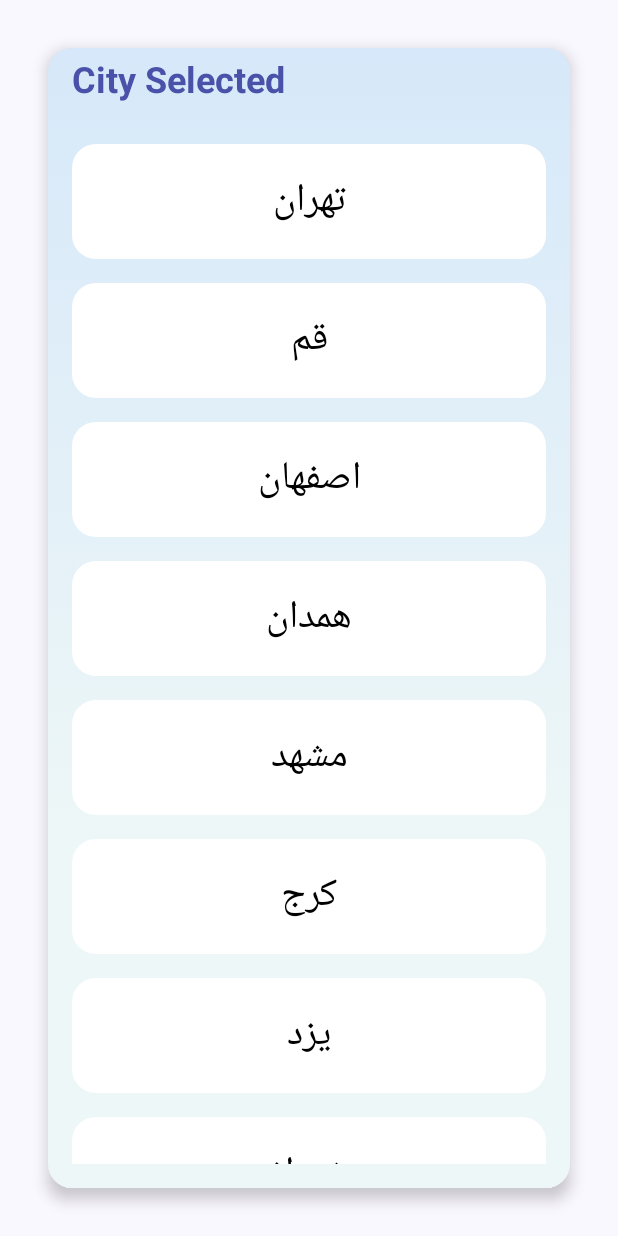
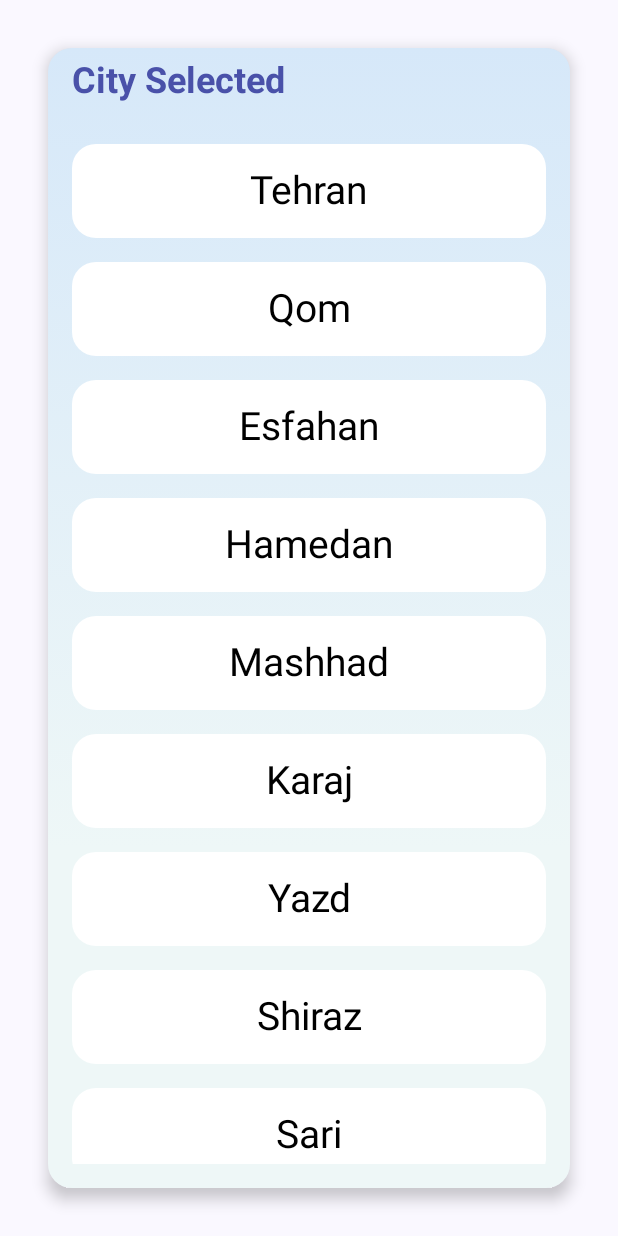
Before and after one commit to mr-mati/Mi-Weather, an Android app built with Jetpack Compose: the composable SelectCity shown on its own in the app's theme, on a phone screen of 412 x 824 dp. Run offline under Robolectric (Android 15) with nearby library versions, the phone set to English and light mode, and no system bars; our stand-ins replace Dagger/Hilt's generated code; 1 statement that could not run was skipped.

Commit message:
Fix City Name

```diff
--- a/app/src/main/java/com/mati/miweather/ui/feature/SelectCity/SelectCity.kt
+++ b/app/src/main/java/com/mati/miweather/ui/feature/SelectCity/SelectCity.kt
@@ -1,6 +1,5 @@
 package com.mati.miweather.ui.feature.SelectCity
 
-import android.content.Context
 import androidx.compose.foundation.background
 import androidx.compose.foundation.clickable
 import androidx.compose.foundation.layout.Box
@@ -18,12 +17,13 @@ import androidx.compose.runtime.Composable
 import androidx.compose.ui.Alignment
 import androidx.compose.ui.Modifier
 import androidx.compose.ui.graphics.Brush
-import androidx.compose.ui.platform.LocalContext
+import androidx.compose.ui.res.stringResource
 import androidx.compose.ui.text.TextStyle
 import androidx.compose.ui.text.font.FontWeight
 import androidx.compose.ui.text.style.TextAlign
 import androidx.compose.ui.unit.dp
 import androidx.compose.ui.unit.sp
+import com.mati.miweather.R
 import com.mati.miweather.ui.feature.MainViewModel
 import com.mati.miweather.ui.theme.Background
 import com.mati.miweather.ui.theme.Background1
@@ -35,40 +35,38 @@ import com.mati.miweather.ui.theme.White
 @Composable
 fun SelectCity(viewModel: MainViewModel, visible: () -> Unit) {
 
-    val sharedPreferences = LocalContext.current.getSharedPreferences("City", Context.MODE_PRIVATE)
-
     val backgroundColor = Brush.verticalGradient(
         0.0f to Background1, 1.0f to Background, startY = 0.0f, endY = 800.0f
     )
 
     val cities =
         listOf(
-            "تهران",
-            "قم",
-            "اصفهان",
-            "همدان",
-            "مشهد",
-            "کرج",
-            "یزد",
-            "شیراز",
-            "ساری",
-            "اردبیل",
-            "سیرجان",
-            "شهرکرد",
-            "رشت",
-            "گرگان",
-            "اراک",
-            "یاسوج",
-            "تبریز",
-            "کرمان",
-            "کاشان",
-            "کرمانشاه",
-            "گلستان",
-            "زاهدان",
-            "هرمزگان",
-            "اهواز",
-            "سنندج",
-            "بندر عباس"
+            stringResource(R.string.tehran),
+            stringResource(R.string.Qom),
+            stringResource(R.string.esfahan),
+            stringResource(R.string.hamedan),
+            stringResource(R.string.mashhad),
+            stringResource(R.string.karaj),
+            stringResource(R.string.yazd),
+            stringResource(R.string.shiraz),
+            stringResource(R.string.sari),
+            stringResource(R.string.ardabil),
+            stringResource(R.string.sirjan),
+            stringResource(R.string.shahrKord),
+            stringResource(R.string.rasht),
+            stringResource(R.string.gorgan),
+            stringResource(R.string.arak),
+            stringResource(R.string.Yasuj),
+            stringResource(R.string.tabriz),
+            stringResource(R.string.kerman),
+            stringResource(R.string.kashan),
+            stringResource(R.string.Kermanshah),
+            stringResource(R.string.golestan),
+            stringResource(R.string.zahedan),
+            stringResource(R.string.hormozgan),
+            stringResource(R.string.ahvaz),
+            stringResource(R.string.sanandaj),
+            stringResource(R.string.bandarAbbas)
         )
 
     Card(
@@ -92,7 +90,7 @@ fun SelectCity(viewModel: MainViewModel, visible: () -> Unit) {
                     .padding(start = 16.dp, top = 8.dp, bottom = 4.dp)
                     .align(Alignment.Start),
                 fontWeight = FontWeight.Bold,
-                text = "City Selected", style = TextStyle(
+                text = stringResource(R.string.city_selected), style = TextStyle(
                     color = Primary, fontSize = 24.sp
                 )
             )
@@ -104,7 +102,6 @@ fun SelectCity(viewModel: MainViewModel, visible: () -> Unit) {
                     CityNameItem(city) {
                         visible()
                         viewModel.newData(city)
-                        sharedPreferences.edit().putString("City", city).apply()
                     }
                 }
             }
--- a/app/src/main/res/values/strings.xml
+++ b/app/src/main/res/values/strings.xml
@@ -33,7 +33,7 @@
     <string name="city_selected">City Selected</string>
 
     <string name="tehran">Tehran</string>
-    <string name="ghom">Ghom</string>
+    <string name="Qom">Qom</string>
     <string name="esfahan">Esfahan</string>
     <string name="hamedan">Hamedan</string>
     <string name="mashhad">Mashhad</string>
@@ -42,16 +42,16 @@
     <string name="shiraz">Shiraz</string>
     <string name="sari">Sari</string>
     <string name="ardabil">Ardabil</string>
-    <string name="sirajan">Sirajan</string>
-    <string name="shahrKord">ShahrKord</string>
+    <string name="sirjan">Sirjan</string>
+    <string name="shahrKord">Shahr-e Kord</string>
     <string name="rasht">Rasht</string>
     <string name="gorgan">Gorgan</string>
     <string name="arak">Arak</string>
-    <string name="yasoj">Yasoj</string>
+    <string name="Yasuj">Yasuj</string>
     <string name="tabriz">Tabriz</string>
     <string name="kerman">Kerman</string>
     <string name="kashan">Kashan</string>
-    <string name="kermanShah">KermanShah</string>
+    <string name="Kermanshah">Kermanshah</string>
     <string name="golestan">Golestan</string>
     <string name="zahedan">Zahedan</string>
     <string name="hormozgan">Hormozgan</string>
```
Also changed, not shown: 1 other file.
